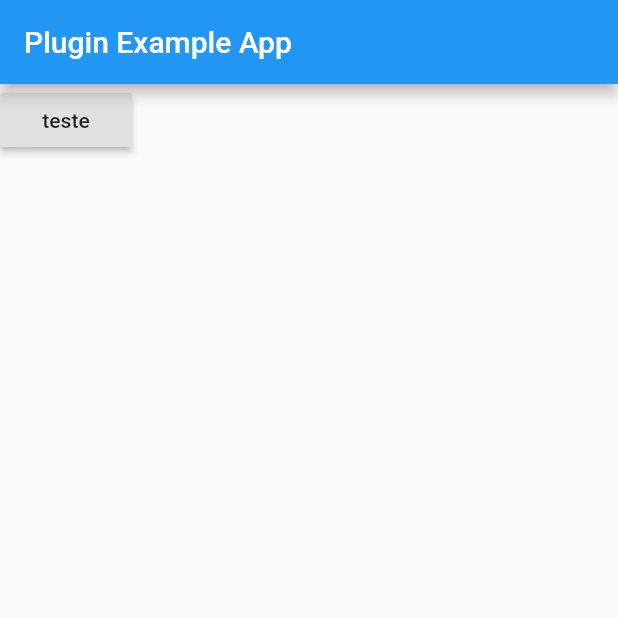
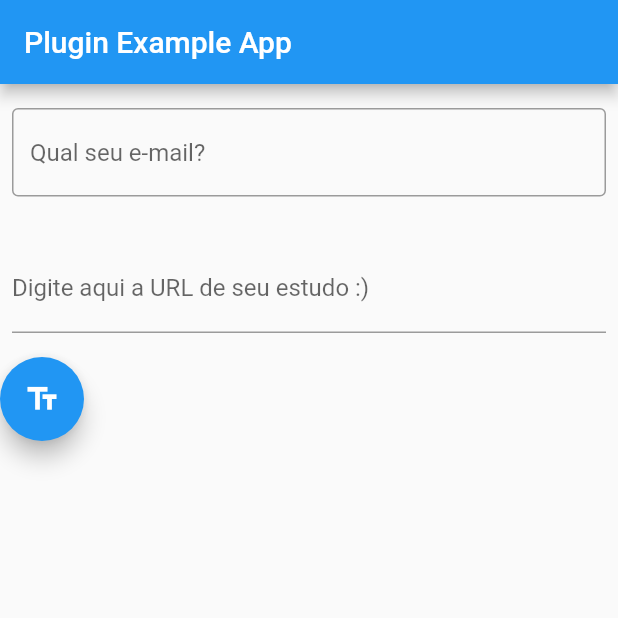
Before and after one commit to leonardopaula/flutter-aware, a Flutter app: the screen it shows after launch, on a phone screen of 412 x 824 dp, the top half of it. Run offline on Flutter 3.47's test engine with Material 2 defaults, Android fonts, the phone set to English and light mode, and no system bars; our stand-ins replace shared_preferences.

Commit message:
App Developing
Adicionado SharedPrefences Cache
Colocado duas informacoes na tela
O codigo ainda esta um pouco baguncado, mas vou ajustar

```diff
--- a/lib/main.dart
+++ b/lib/main.dart
@@ -1,5 +1,6 @@
 import 'package:flutter/material.dart';
 import 'package:flutter/services.dart';
+import 'package:shared_preferences/shared_preferences.dart';
 
 void main() => runApp(new MyApp());
 
@@ -14,7 +15,7 @@ class _MyAppState extends State<MyApp> {
   @override
   void initState() {
     super.initState();
-    init();
+    teste();
   }
 
   void init() async {
@@ -22,33 +23,133 @@ class _MyAppState extends State<MyApp> {
   }
 
   void teste() async {
-    //String res = await platform.invokeMethod('accelerometer');
-    //print(res);
-    //String res1 = await platform.invokeMethod('battery');
-    //print('Bateria... ');
-    //print(res1);
+    String res = await platform.invokeMethod('accelerometer');
+    print(res);
+    String res1 = await platform.invokeMethod('battery');
+    print('Bateria... ');
+    print(res1);
     String res2 = await platform.invokeMethod('schedule');
     print(res2);
     String res3 = await platform.invokeMethod('sync');
-    //String res3 = await platform.invokeMethod('application');
-    //print(res3);
+    print(res3);
+    String res4 = await platform.invokeMethod('application');
+    print(res4);
   }
 
   @override
   Widget build(BuildContext context) {
     return new MaterialApp(
       home: new Scaffold(
-          appBar: new AppBar(
-            title: const Text('Plugin Example App'),
-          ),
-          body: Container(
-            child: RaisedButton(
-              onPressed: () {
-                teste();
-              },
-              child: Text('teste'),
-            ),
-          )),
+        appBar: new AppBar(
+          title: const Text('Plugin Example App'),
+        ),
+        body: MyCustomForm(),
+      ),
     );
   }
 }
+
+// body: Container(
+//             child: RaisedButton(
+//               onPressed: () {
+//                 teste();
+//               },
+//               child: Text('teste'),
+//             ),
+//           )
+
+class MyCustomForm extends StatefulWidget {
+  @override
+  MyCustomFormState createState() {
+    return MyCustomFormState();
+  }
+}
+
+class MyCustomFormState extends State<MyCustomForm> {
+  // Create a text controller and use it to retrieve the current value
+  // of the TextField.
+  final urlController = TextEditingController();
+  final emailController = TextEditingController();
+
+  void saveDateSharedPreferences(String email, String url) async {
+    final prefs = await SharedPreferences.getInstance();
+    //write
+    prefs.setStringList('userInfo', [email, url]);
+    List<String> str = prefs.getStringList('userInfo');
+    for (var i = 0; i < str.length; i++) {
+      print(str.elementAt(i));
+    }
+  }
+
+  Future<bool> verifySharedPreferences() async {
+    final prefs = await SharedPreferences.getInstance();
+    List<String> str = prefs.getStringList('userInfo');
+    if (str.isEmpty) {
+      return true;
+    } else {
+      return false;
+    }
+  }
+
+  @override
+  void dispose() {
+    // Clean up the controller when the widget is disposed.
+    urlController.dispose();
+    emailController.dispose();
+    super.dispose();
+  }
+
+  //aqui para testar tenho que tentar fazer o Build enxergar caso o SharedPreferences ja tenha guardado algo, se tiver mostrar apenas
+  //uma mensagem que o estudo esta ok!
+  // verifySharedPreferences().then((bool existPreference) {
+  //PRoblema com Future
+
+  @override
+  Widget build(BuildContext context) {
+    return Column(
+      crossAxisAlignment: CrossAxisAlignment.start,
+      children: <Widget>[
+        Padding(
+          padding: EdgeInsets.symmetric(horizontal: 8, vertical: 16),
+          child: TextField(
+            controller: emailController,
+            decoration: InputDecoration(
+              border: OutlineInputBorder(),
+              hintText: 'Qual seu e-mail?',
+            ),
+          ),
+        ),
+        Padding(
+          padding: EdgeInsets.symmetric(horizontal: 8, vertical: 16),
+          child: TextFormField(
+            controller: urlController,
+            decoration: InputDecoration(
+              border: UnderlineInputBorder(),
+              labelText: 'Digite aqui a URL de seu estudo :)',
+            ),
+          ),
+        ),
+        FloatingActionButton(
+          // When the user presses the button, show an alert dialog containing
+          // the text that the user has entered into the text field.
+          onPressed: () {
+            showDialog(
+              context: context,
+              builder: (context) {
+                return AlertDialog(
+                  // Retrieve the text the that user has entered by using the
+                  // TextEditingController.
+                  content:
+                      Text(emailController.text + '\n' + urlController.text),
+                );
+              },
+            );
+            saveDateSharedPreferences(emailController.text, urlController.text);
+          },
+          tooltip: 'Show me the value!',
+          child: Icon(Icons.text_fields),
+        ),
+      ],
+    );
+  }
+}
--- a/pubspec.yaml
+++ b/pubspec.yaml
@@ -27,6 +27,7 @@ dependencies:
   # The following adds the Cupertino Icons font to your application.
   # Use with the CupertinoIcons class for iOS style icons.
   cupertino_icons: ^1.0.0
+  shared_preferences: '2.0.6'
 
 dev_dependencies:
   flutter_test:
```
Also changed, not shown: pubspec.lock, 1 other file.
